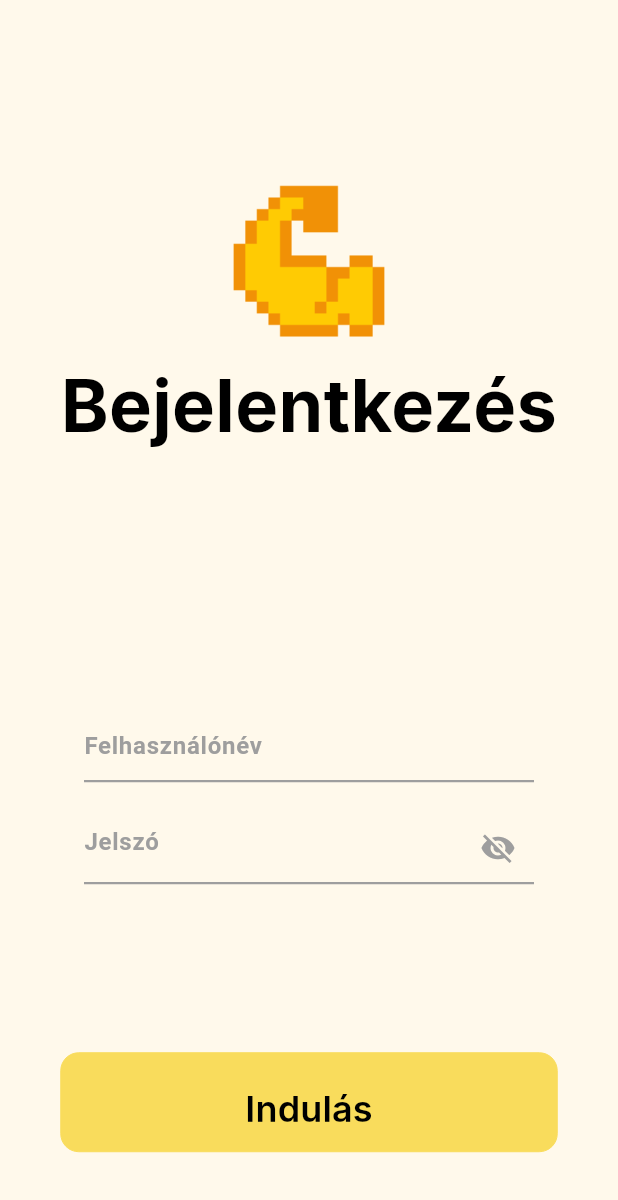
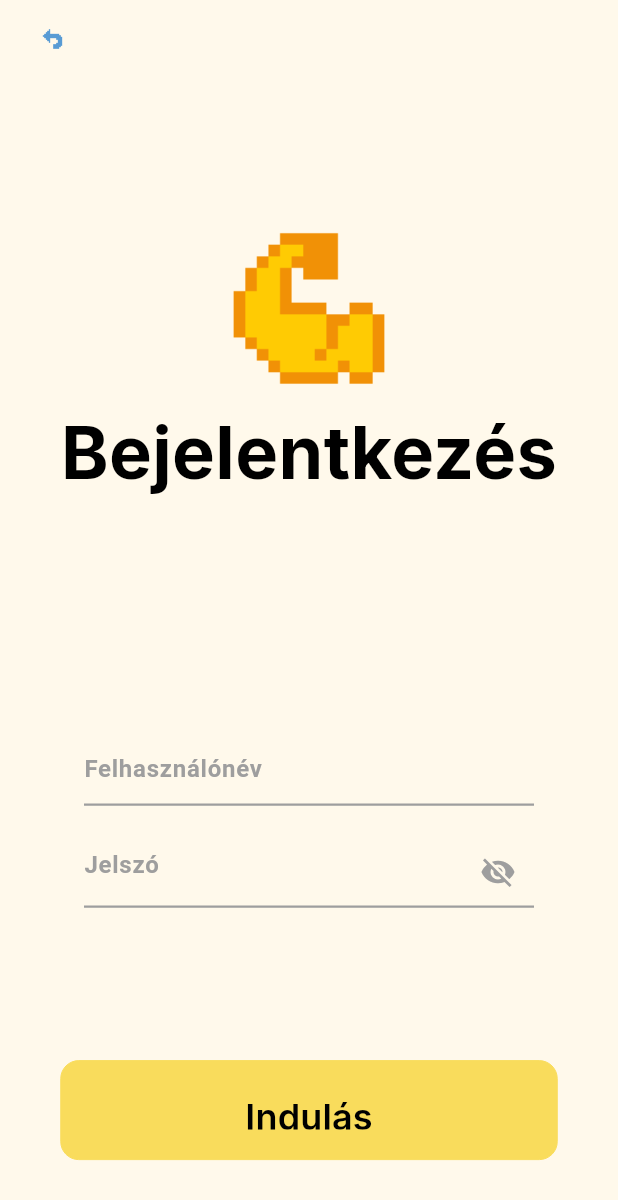
Before and after one commit to T0liver/recout, a Flutter app: the screen it shows after launch, after a tap on "Bejelentkezés", on a phone screen of 412 x 824 dp. Shown: the top 1200 px of the screen. Run offline on Flutter 3.47's test engine with Material 3 defaults, Android fonts, the phone set to English and light mode, and no system bars.

Commit message:
Added back button Literally just that. I thought I'm done but then I saw like this is not the expected lmao

```diff
--- a/lib/button.dart
+++ b/lib/button.dart
@@ -47,3 +47,31 @@ class Button extends StatelessWidget {
     );
   }
 }
+
+class BackBtn extends StatelessWidget {
+  final String? whereto;
+
+  const BackBtn({super.key, this.whereto});
+
+  void goback(BuildContext context) {
+    if (whereto != null) {
+      Navigator.pushNamed(context, whereto!);
+    } else {
+      Navigator.pop(context);
+    }
+  }
+
+  @override
+  Widget build(BuildContext context) {
+    return Container(
+      alignment: Alignment(-0.9, 0.9),
+      child: SizedBox(
+        width: 32, height: 32,
+        child: IconButton(
+            onPressed: () => goback(context),
+            icon: Image.asset('assets/graphics/icons/icons8-back-32.png')
+        ),
+      )
+    );
+  }
+}
--- a/lib/login_page.dart
+++ b/lib/login_page.dart
@@ -32,6 +32,8 @@ class _LoginPageState extends State<LoginPage> {
       Scaffold(
           body: Column(
               children: [
+                const SizedBox(height: 10,),
+                const BackBtn(),
                 const Spacer(flex: 2),
                 Image.asset('assets/graphics/icons/icons8-strong-arm-128.png', height: MediaQuery.sizeOf(context).height * 0.15,),
                 Heading(text: l10n.login),
```
